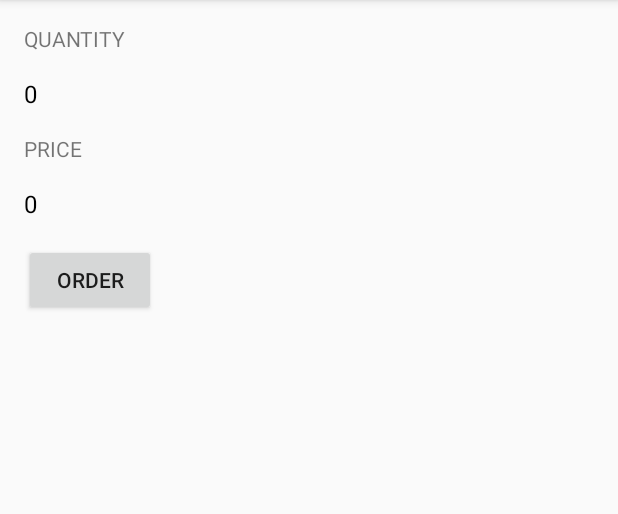
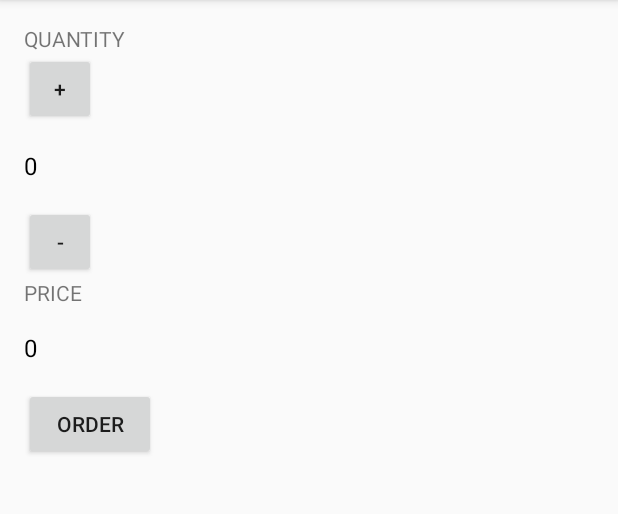
Before and after one commit to daydreamer614/Udacity-android, an Android app: the screen it shows after launch (MainActivity), on a phone screen of 412 x 824 dp, the part 84-598 px from its top. Run offline under Robolectric (Android 15) with nearby library versions, the phone set to English and light mode, and no system bars.

Commit message:
Add plus and minus buttons

```diff
--- a/app/src/main/res/layout/activity_main.xml
+++ b/app/src/main/res/layout/activity_main.xml
@@ -9,6 +9,12 @@
     <TextView android:layout_width="wrap_content" android:layout_height="wrap_content"
         android:text="@string/main_quantity"
         android:textAllCaps="true"/>
+    <Button
+        android:layout_width="48dp"
+        android:layout_height="48dp"
+        android:text="+"
+        android:onClick="increment"/>
+
     <TextView
         android:layout_width="wrap_content"
         android:layout_height="wrap_content"
@@ -19,6 +25,11 @@
         android:layout_marginTop="16dp"
         android:layout_marginBottom="16dp"
         />
+    <Button
+        android:layout_width="48dp"
+        android:layout_height="48dp"
+        android:text="-"
+        android:onClick="decrement"/>
     <TextView android:layout_width="wrap_content" android:layout_height="wrap_content"
         android:text="Price"
         android:textAllCaps="true"/>
```
Also changed, not shown: app/src/main/java/com/example/android/justjava/MainActivity.java (+16 -0 lines).
